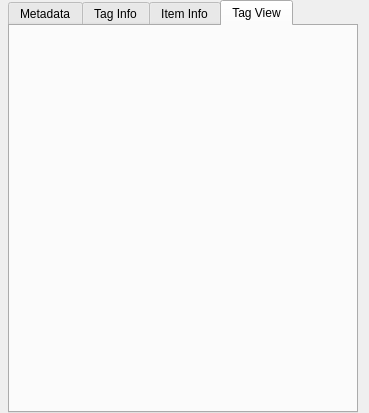
Qt form infowidget/InfoWidget.ui (bendalab/NixView) before a commit.
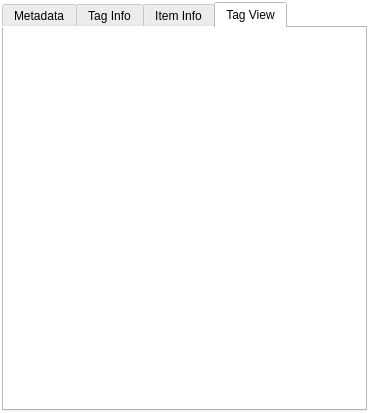
The same form after that commit.

Commit message: reduce spacing of widget inside containers

```diff
--- a/infowidget/InfoWidget.ui
+++ b/infowidget/InfoWidget.ui
@@ -19,21 +19,30 @@
   <property name="windowTitle">
    <string>Form</string>
   </property>
+  <property name="styleSheet">
+   <string notr="true">background-color: white;</string>
+  </property>
   <layout class="QGridLayout" name="gridLayout">
    <property name="leftMargin">
-    <number>8</number>
+    <number>2</number>
    </property>
    <property name="topMargin">
-    <number>0</number>
+    <number>2</number>
+   </property>
+   <property name="rightMargin">
+    <number>2</number>
    </property>
    <property name="bottomMargin">
-    <number>0</number>
+    <number>2</number>
    </property>
    <item row="0" column="0">
     <widget class="QTabWidget" name="tabWidget">
      <property name="accessibleName">
       <string/>
      </property>
+     <property name="styleSheet">
+      <string notr="true">background-color: white;</string>
+     </property>
      <property name="currentIndex">
       <number>3</number>
      </property>
@@ -84,6 +93,18 @@
        <string>Tag View</string>
       </attribute>
       <layout class="QGridLayout" name="gridLayout_5">
+       <property name="leftMargin">
+        <number>2</number>
+       </property>
+       <property name="topMargin">
+        <number>2</number>
+       </property>
+       <property name="rightMargin">
+        <number>2</number>
+       </property>
+       <property name="bottomMargin">
+        <number>2</number>
+       </property>
        <item row="0" column="0">
         <layout class="QVBoxLayout" name="tag_info_layout"/>
        </item>
```
Left out of the diff: 32 changed lines with no effect on the pictures. The commit also changes 3 other files.
